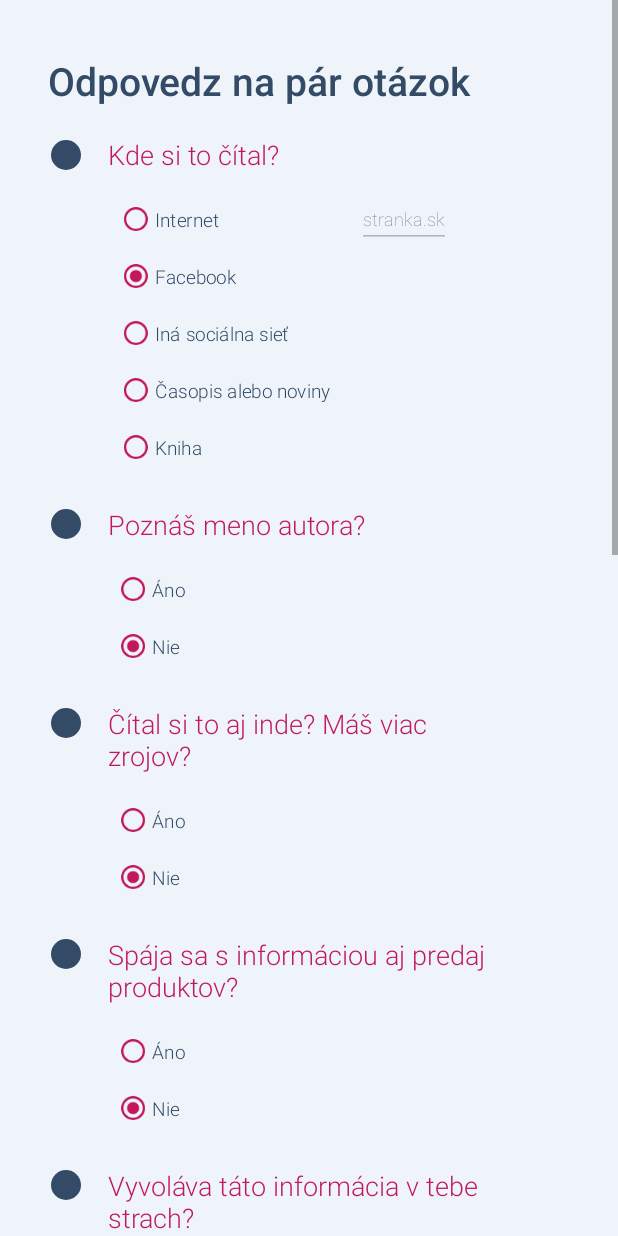
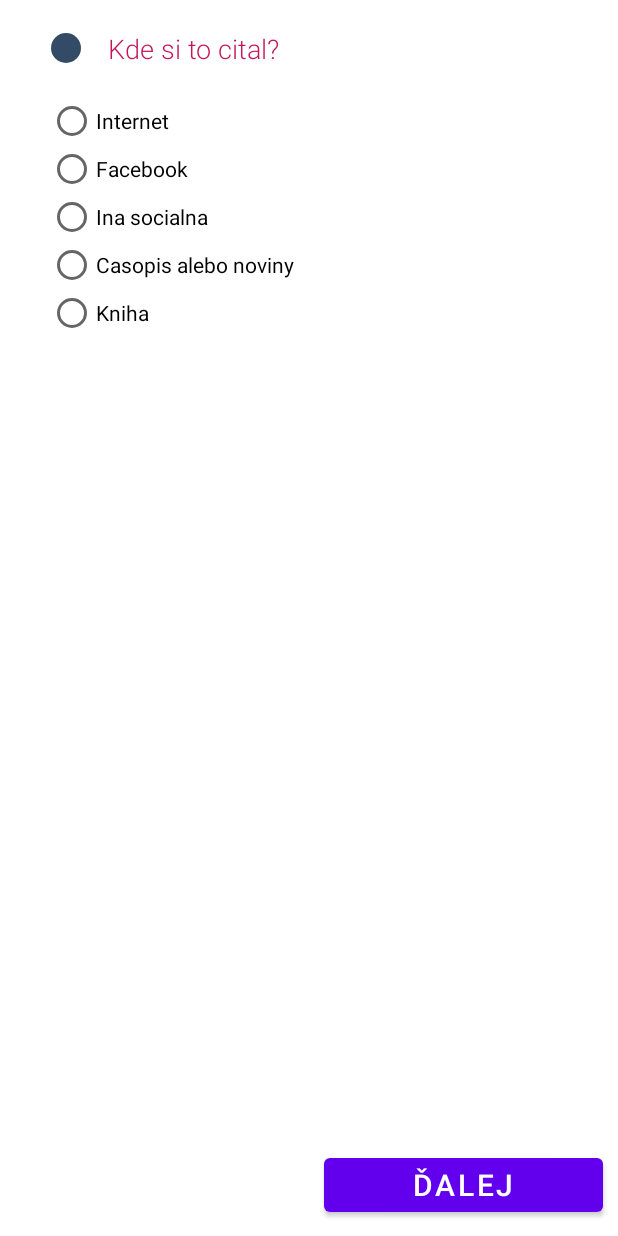
Before and after one commit to PatrikCerveny/Hugo, an Android app: the screen it shows after launch (ReadActivity before the commit, QuestionsActivity after it), after a tap on "Čítal som niečo", on a phone screen of 412 x 824 dp. Run offline under Robolectric (Android 15) with nearby library versions, the phone set to English and light mode, and no system bars.

Commit message:
WIP: fragments, google search

```diff
--- a/app/build.gradle
+++ b/app/build.gradle
@@ -1,5 +1,7 @@
 plugins {
     id 'com.android.application'
+    id 'kotlin-android'
+    id 'kotlin-parcelize'
 }
 
 android {
@@ -41,6 +43,7 @@ dependencies {
     implementation 'com.google.ar.sceneform:filament-android:1.17.1'
     implementation 'com.google.firebase:firebase-database:20.0.3'
     implementation 'com.google.firebase:firebase-firestore:24.0.0'
+    implementation 'org.jsoup:jsoup:1.15.3'
     testImplementation 'junit:junit:4.+'
     androidTestImplementation 'androidx.test.ext:junit:1.1.3'
     androidTestImplementation 'androidx.test.espresso:espresso-core:3.4.0'
--- a/app/src/main/java/com/example/hugo/ListOfWebsites.java
+++ b/app/src/main/java/com/example/hugo/ListOfWebsites.java
@@ -1,27 +1,37 @@
 package com.example.hugo;
+
+import android.content.res.AssetManager;
 
 import androidx.annotation.NonNull;
 
 import java.io.BufferedReader;
-import java.io.FileReader;
 import java.io.IOException;
+import java.io.InputStreamReader;
 import java.util.HashMap;
 
 public class ListOfWebsites {
     private HashMap<String, Double> list;
+    private AssetManager assetManager;
 
-    public ListOfWebsites() {
+    public ListOfWebsites(AssetManager assetManager) {
+        this.assetManager = assetManager;
+
 //        this.list = new HashMap<>();
         loadValues("zoznam.txt");
     }
 
     public Double getWebsiteScore(String siteToSearch) {
-        if(siteToSearch.startsWith("www.")) {
-            siteToSearch.substring(3);
-        } if(this.list.get(siteToSearch) == null) {
+        String site = siteToSearch.toLowerCase();
+
+        if (siteToSearch.startsWith("www.")) {
+            site = siteToSearch.substring(3);
+        }
+
+        if (this.list.get(site) == null) {
             return 1.0;
+        } else {
+            return this.list.get(site);
         }
-            return this.list.get(siteToSearch);
     }
 
     @NonNull
@@ -32,10 +42,12 @@ public class ListOfWebsites {
     public void loadValues(String fileName) {
         this.list = new HashMap<>();
         String line;
-        try (BufferedReader reader = new BufferedReader(new FileReader(fileName))) {
+        try {
+            BufferedReader reader = new BufferedReader(new InputStreamReader(assetManager.open("zoznam.txt")));
+
             while ((line = reader.readLine()) != null) {
                 String[] keyValuePair = line.split(",", 2);
-              if (keyValuePair.length > 0) {
+                if (keyValuePair.length > 1) {
                     String key = keyValuePair[0];
                     Double value = Double.parseDouble(keyValuePair[1]);
                     this.list.put(key, value);
--- a/app/src/main/java/com/example/hugo/MainActivity.java
+++ b/app/src/main/java/com/example/hugo/MainActivity.java
@@ -1,15 +1,11 @@
 package com.example.hugo;
-
-import androidx.appcompat.app.AppCompatActivity;
-import androidx.lifecycle.ViewModel;
 
 import android.content.Intent;
 import android.os.Bundle;
-import android.os.Handler;
 import android.view.View;
-import android.view.ViewTreeObserver;
 import android.widget.Button;
-import android.window.SplashScreen;
+
+import androidx.appcompat.app.AppCompatActivity;
 
 import com.google.android.material.floatingactionbutton.FloatingActionButton;
 
@@ -20,7 +16,6 @@ public class MainActivity extends AppCompatActivity {
         setTheme(R.style.Theme_Hugo);
         super.onCreate(savedInstanceState);
         setContentView(R.layout.activity_main);
-
 
         FloatingActionButton fab = findViewById(R.id.fab);
         fab.setOnClickListener(new View.OnClickListener() {
@@ -34,7 +29,7 @@ public class MainActivity extends AppCompatActivity {
         readButton.setOnClickListener(new View.OnClickListener() {
             @Override
             public void onClick(View view) {
-                startActivity(new Intent(MainActivity.this, ReadActivity.class));
+                startActivity(new Intent(MainActivity.this, QuestionsActivity.class));
             }
         });
 
--- a/app/src/main/java/com/example/hugo/Question.kt
+++ b/app/src/main/java/com/example/hugo/Question.kt
@@ -1,24 +1,30 @@
 package com.example.hugo
 
-data class Answer(val text: String, val points: Int, val extraData: String? = null)
-data class Question(val text: String, val answers: List<Answer>) {
+import android.os.Parcelable
+import kotlinx.parcelize.Parcelize
+
+@Parcelize
+data class Option(val text: String, val points: Int, val canInputExtraData: Boolean = false) : Parcelable
+
+@Parcelize
+data class Question(val text: String, val options: List<Option>) : Parcelable {
     companion object {
         val questions = listOf(
             Question(
                 "Kde si to cital?",
                 listOf(
-                    Answer("Internet", 1),
-                    Answer("Facebook", 2),
-                    Answer("Ina socialna", 3),
-                    Answer("Casopis alebo noviny", 3),
-                    Answer("Kniha", 0)
+                    Option("Internet", 1),
+                    Option("Facebook", 2),
+                    Option("Ina socialna", 3),
+                    Option("Casopis alebo noviny", 3),
+                    Option("Kniha", 0)
                 )
             ),
             Question(
                 "Poznas meno autora?",
                 listOf(
-                    Answer("Ano", 0),
-                    Answer("Nie", 1),
+                    Option("Ano", 0),
+                    Option("Nie", 1),
                 )
             )
         )
--- /dev/null
+++ b/app/src/main/java/com/example/hugo/QuestionFragment.java
@@ -0,0 +1,82 @@
+package com.example.hugo;
+
+import android.os.Bundle;
+import android.view.LayoutInflater;
+import android.view.View;
+import android.view.ViewGroup;
+import android.widget.RadioButton;
+import android.widget.RadioGroup;
+import android.widget.TextView;
+
+import androidx.annotation.NonNull;
+import androidx.annotation.Nullable;
+import androidx.fragment.app.Fragment;
+
+/**
+ * A simple {@link Fragment} subclass.
+ * Use the {@link QuestionFragment#newInstance} factory method to
+ * create an instance of this fragment.
+ */
+public class QuestionFragment extends Fragment {
+    private static final String ARG_QUESTION = "question";
+    private static final String ARG_SELECTED_OPTION = "selected_option";
+    private Question question;
+    private Option selectedOption;
+
+    public QuestionFragment() {
+        // Required empty public constructor
+    }
+
+    public static QuestionFragment newInstance(Question question, Option selectedOption) {
+        QuestionFragment fragment = new QuestionFragment();
+        Bundle args = new Bundle();
+        args.putParcelable(ARG_QUESTION, question);
+        args.putParcelable(ARG_SELECTED_OPTION, selectedOption);
+        fragment.setArguments(args);
+        return fragment;
+    }
+
+    @Override
+    public void onCreate(Bundle savedInstanceState) {
+        super.onCreate(savedInstanceState);
+        if (getArguments() != null) {
+            this.question = getArguments().getParcelable(ARG_QUESTION);
+            this.selectedOption = getArguments().getParcelable(ARG_SELECTED_OPTION);
+        }
+    }
+
+    @Override
+    public View onCreateView(LayoutInflater inflater, ViewGroup container,
+                             Bundle savedInstanceState) {
+        // Inflate the layout for this fragment
+        return inflater.inflate(R.layout.fragment_question2, container, false);
+    }
+
+    @Override
+    public void onViewCreated(@NonNull View view, @Nullable Bundle savedInstanceState) {
+        super.onViewCreated(view, savedInstanceState);
+        TextView questionText = view.findViewById(R.id.txtQuestion);
+        questionText.setText(question.getText());
+
+        RadioGroup radioGroup = view.findViewById(R.id.radioGroupQuestion);
+
+        for (Option option : question.getOptions()) {
+
+            RadioButton btn = new RadioButton(getContext());
+            btn.setText(option.getText());
+            radioGroup.addView(btn);
+
+            if (option.equals(selectedOption)) {
+                btn.setChecked(true);
+            }
+
+            btn.setOnCheckedChangeListener((buttonView, isChecked) -> {
+                if (isChecked) {
+                    if (getActivity() instanceof QuestionsActivity) {
+                        ((QuestionsActivity) getActivity()).questionAnswered(question, option);
+                    }
+                }
+            });
+        }
+    }
+}
--- /dev/null
+++ b/app/src/main/java/com/example/hugo/QuestionsActivity.java
@@ -0,0 +1,240 @@
+package com.example.hugo;
+
+import android.os.Bundle;
+import android.view.View;
+import android.widget.Button;
+import android.widget.Toast;
+
+import androidx.appcompat.app.AppCompatActivity;
+
+import org.jsoup.Jsoup;
+import org.jsoup.nodes.Element;
+import org.jsoup.select.Elements;
+
+import java.io.IOException;
+import java.net.URI;
+import java.net.URISyntaxException;
+import java.net.URLDecoder;
+import java.net.URLEncoder;
+import java.util.HashMap;
+import java.util.Map;
+
+public class QuestionsActivity extends AppCompatActivity {
+    HashMap<Question, Option> answers = new HashMap<>();
+
+    Button backButton;
+    Button nextButton;
+
+    int currentQuestionIndex = 0;
+
+    ListOfWebsites listOfWebsites;
+
+
+    @Override
+    protected void onCreate(Bundle savedInstanceState) {
+        super.onCreate(savedInstanceState);
+        setContentView(R.layout.activity_questions2);
+
+        listOfWebsites = new ListOfWebsites(getAssets());
+
+        backButton = findViewById(R.id.back_button);
+        nextButton = findViewById(R.id.next_button);
+
+        backButton.setOnClickListener(new View.OnClickListener() {
+            @Override
+            public void onClick(View view) {
+                onBackButtonClicked();
+            }
+        });
+
+        nextButton.setOnClickListener(new View.OnClickListener() {
+            @Override
+            public void onClick(View view) {
+                onNextButtonClicked();
+            }
+        });
+
+        if (savedInstanceState == null) {
+            showCurrentQuestion();
+            renderButtons();
+
+        }
+    }
+
+    private void showCurrentQuestion() {
+        getSupportFragmentManager().beginTransaction()
+                .setReorderingAllowed(true)
+                .add(R.id.fragment_container_view,
+                        QuestionFragment.newInstance(
+                                Question.Companion.getQuestions().get(currentQuestionIndex),
+                                answers.get(Question.Companion.getQuestions().get(currentQuestionIndex))
+                        ))
+                .commit();
+    }
+
+    private void onNextButtonClicked() {
+        Question currentQuestion = Question.Companion.getQuestions().get(currentQuestionIndex);
+
+        if (answers.containsKey(currentQuestion)) {
+            currentQuestionIndex++;
+            if (currentQuestionIndex < Question.Companion.getQuestions().size()) {
+                showCurrentQuestion();
+            } else {
+
+                doBackgroundAnalysis("ukrajina,nacisti");
+                //                Intent i = new Intent(this, ResultActivityRead.class);
+//                i.putExtra(ResultActivityRead.SCORE, 0.0);
+//                startActivity(i);
+            }
+        } else {
+            Toast.makeText(this, "Prosim odpovedaj", Toast.LENGTH_SHORT).show();
+        }
+
+        renderButtons();
+    }
+
+    private void renderButtons() {
+        if (currentQuestionIndex == 0) {
+            backButton.setVisibility(View.INVISIBLE);
+        } else {
+            backButton.setVisibility(View.VISIBLE);
+        }
+
+        if (currentQuestionIndex == Question.Companion.getQuestions().size() - 1) {
+            nextButton.setText("Results");
+        } else {
+            nextButton.setText("Ďalej");
+        }
+
+    }
+
+    private void onBackButtonClicked() {
+        if (currentQuestionIndex > 0) {
+            currentQuestionIndex--;
+
+            showCurrentQuestion();
+        }
+        renderButtons();
+
+    }
+
+    public void sayHello() {
+        Toast.makeText(this, "Hello", Toast.LENGTH_SHORT).show();
+    }
+
+    public void questionAnswered(Question question, Option option) {
+        answers.put(question, option);
+        printPoints();
+    }
+
+    public void printPoints() {
+        for (Map.Entry<Question, Option> questionOptionEntry : answers.entrySet()) {
+            Toast.makeText(this, "Question: " + questionOptionEntry.getKey().getText() + " Points: " + questionOptionEntry.getValue().getPoints(), Toast.LENGTH_SHORT).show();
+        }
+    }
+
+    /* full url mapped to domain, e.g.:
+     *   https://www.google.com/asodjaosjd -> google.com
+     *  */
+    public void onAnalysisFinished(Map<String, String> potentialLinks) {
+        double websiteScore = 0.0;
+
+        for (Map.Entry<String, String> entry : potentialLinks.entrySet()) {
+            String domain = entry.getValue();
+
+            String tldDomain;
+            String[] parts = domain.split("\\.");
+            if (parts.length > 1) {
+                tldDomain = parts[parts.length - 2] + "." + parts[parts.length - 1];
+            } else {
+                tldDomain = domain;
+            }
+
+            websiteScore += listOfWebsites.getWebsiteScore(tldDomain);
+        }
+
+        Toast.makeText(this, "Score: " + websiteScore, Toast.LENGTH_SHORT).show();
+    }
+
+
+    private void doBackgroundAnalysis(String query) {
+        new Thread(new Runnable() {
+            @Override
+            public void run() {
+                String google = "https://www.google.com/search?q=";
+                String charset = "UTF-8";
+                String userAgent = "Mozilla/5.0 (Macintosh; Intel Mac OS X 10_15_7) AppleWebKit/537.36 (KHTML, like Gecko) Chrome/106.0.0.0 Safari/537.36"; // Change this to your company's name and bot homepage!
+
+                Elements links = null;
+                Map<String, String> potentialLinks = new HashMap<>();
+
+                try {
+                    links = Jsoup.connect(google + URLEncoder.encode(query, charset)).userAgent(userAgent).get().select("*");
+
+                    for (Element link : links) {
+                        String title = link.text();
+                        String url = link.absUrl("href"); // Google returns URLs in format "http://www.google.com/url?q=<url>&sa=U&ei=<someKey>".
+                        try {
+                            url = URLDecoder.decode(url.substring(url.indexOf('=') + 1, url.indexOf('&')), "UTF-8");
+                        } catch (Exception e) {
+                            e.printStackTrace();
+                        }
+
+                        if (!url.startsWith("http")) {
+                            continue; // Ads/news/etc.
+                        }
+
+                        try {
+                            URI uri = new URI(url);
+
+                            String host = uri.getHost();
+                            String domainName = host.startsWith("www.") ? host.substring(4) : host;
+                            potentialLinks.put(url, domainName);
+                        } catch (URISyntaxException e) {
+                            e.printStackTrace();
+                        }
+                    }
+
+                } catch (IOException e) {
+                    e.printStackTrace();
+                }
+
+                runOnUiThread(new Runnable() {
+                    @Override
+                    public void run() {
+                        onAnalysisFinished(potentialLinks);
+                    }
+                });
+
+
+//                runOnUiThread(new Runnable() {
+//                    @Override
+//                    public void run() {
+//                        analyzeButton.setText("Analyzujem");
+//
+//                        // exampleText = getSiteString("");
+//                    }
+//                });
+//
+//                //do your work after the job is done
+//                runOnUiThread(new Runnable() {
+//                    @Override
+//                    public void run() {
+//                        Toast.makeText(ReadActivity.this, "Analýza bola úspešne ukončená", Toast.LENGTH_SHORT).show();
+//                        final Handler handler = new Handler();
+//                        handler.postDelayed(new Runnable() {
+//                            @Override
+//                            public void run() {
+//                                Intent i = new Intent(ReadActivity.this, ResultActivityRead.class);
+//                                i.putExtra(ResultActivityRead.SCORE, result);
+//                                startActivity(i);
+//                                analyzeButton.setText("Zisti výsledky");
+//                            }
+//                        }, 5000);
+//                    }
+//                });
+            }
+        }).start();
+    }
+
+}
--- a/app/src/main/java/com/example/hugo/ReadActivity.java
+++ b/app/src/main/java/com/example/hugo/ReadActivity.java
@@ -15,8 +15,6 @@ import android.widget.Toast;
 import androidx.appcompat.app.AppCompatActivity;
 
 import org.json.JSONObject;
-
-import java.util.List;
 
 public class ReadActivity extends AppCompatActivity {
 
@@ -39,16 +37,15 @@ public class ReadActivity extends AppCompatActivity {
     public double scoreOfSite;
     public double result = 0;
 
-    List<Question> allQuestions = Question.Companion.getQuestions();
 
-    ListOfWebsites websites = new ListOfWebsites();
+    ListOfWebsites websites;
 
     @Override
     protected void onCreate(Bundle savedInstanceState) {
         super.onCreate(savedInstanceState);
         setContentView(R.layout.activity_read);
 
-
+        websites = new ListOfWebsites(getAssets());
 
         // Question number one:
         edit = (EditText) findViewById (R.id.edit_text_example);
@@ -340,7 +337,7 @@ public class ReadActivity extends AppCompatActivity {
                             @Override
                             public void run() {
                                 Intent i = new Intent(ReadActivity.this, ResultActivityRead.class);
-                                i.putExtra("Final Score", result);
+                                i.putExtra(ResultActivityRead.SCORE, result);
                                 startActivity(i);
                                 analyzeButton.setText("Zisti výsledky");
                             }
--- a/app/src/main/java/com/example/hugo/ResultActivityRead.java
+++ b/app/src/main/java/com/example/hugo/ResultActivityRead.java
@@ -7,6 +7,8 @@ import android.widget.Toast;
 import androidx.appcompat.app.AppCompatActivity;
 
 public class ResultActivityRead extends AppCompatActivity {
+    static final String SCORE = "SCORE";
+
     double finalScore = 0.0;
 
     @Override
@@ -16,7 +18,7 @@ public class ResultActivityRead extends AppCompatActivity {
 
         Bundle extras = getIntent().getExtras();
         if(extras != null) {
-            finalScore = extras.getDouble("Final Score");
+            finalScore = extras.getDouble(SCORE);
         }
         int percentage = (int) ((finalScore / 30) * 100);
         Toast.makeText(ResultActivityRead.this, "Skóre je: " + percentage + "%", Toast.LENGTH_SHORT).show();
--- /dev/null
+++ b/app/src/main/res/layout/activity_questions2.xml
@@ -0,0 +1,51 @@
+<?xml version="1.0" encoding="utf-8"?>
+<androidx.constraintlayout.widget.ConstraintLayout xmlns:android="http://schemas.android.com/apk/res/android"
+    xmlns:app="http://schemas.android.com/apk/res-auto"
+    android:layout_width="match_parent"
+    android:layout_height="match_parent">
+
+
+    <androidx.fragment.app.FragmentContainerView
+        android:id="@+id/fragment_container_view"
+        android:layout_width="match_parent"
+        android:layout_height="match_parent"
+        app:layout_constraintBottom_toTopOf="@id/buttonHolder"
+        app:layout_constraintEnd_toEndOf="parent"
+        app:layout_constraintStart_toStartOf="parent"
+        app:layout_constraintTop_toTopOf="parent" />
+
+
+    <LinearLayout
+        android:id="@+id/buttonHolder"
+        android:layout_width="match_parent"
+        android:layout_height="wrap_content"
+        android:orientation="horizontal"
+        app:layout_constraintBottom_toBottomOf="parent"
+        app:layout_constraintEnd_toEndOf="parent"
+        app:layout_constraintStart_toStartOf="parent">
+
+        <!--        Back button -->
+        <Button
+            android:id="@+id/back_button"
+            android:layout_width="0dp"
+            android:layout_height="wrap_content"
+            android:layout_margin="10dp"
+            android:layout_weight="1"
+            android:text="Back"
+            android:textColor="@color/white"
+            android:textSize="20sp" />
+
+        <!--        Next button -->
+        <Button
+            android:id="@+id/next_button"
+            android:layout_width="0dp"
+            android:layout_height="wrap_content"
+            android:layout_margin="10dp"
+            android:layout_weight="1"
+            android:text="Next"
+            android:textColor="@color/white"
+            android:textSize="20sp" />
+    </LinearLayout>
+
+
+</androidx.constraintlayout.widget.ConstraintLayout>
--- /dev/null
+++ b/app/src/main/res/layout/fragment_question2.xml
@@ -0,0 +1,54 @@
+<?xml version="1.0" encoding="utf-8"?>
+<FrameLayout xmlns:android="http://schemas.android.com/apk/res/android"
+    xmlns:app="http://schemas.android.com/apk/res-auto"
+    xmlns:tools="http://schemas.android.com/tools"
+    android:layout_width="match_parent"
+    android:layout_height="match_parent"
+    tools:context=".QuestionFragment">
+
+    <androidx.constraintlayout.widget.ConstraintLayout
+        android:layout_width="match_parent"
+        android:layout_height="match_parent"
+        android:background="?attr/colorSurface">
+
+
+        <ImageView
+            android:id="@+id/dot"
+            android:layout_width="wrap_content"
+            android:layout_height="wrap_content"
+            android:layout_marginStart="32dp"
+            android:layout_marginTop="20dp"
+            android:contentDescription="@string/number_one_desc"
+            android:src="@drawable/ic_question_dot"
+            app:layout_constraintStart_toStartOf="parent"
+            app:layout_constraintTop_toTopOf="parent" />
+
+        <TextView
+            android:id="@+id/txtQuestion"
+            android:layout_width="wrap_content"
+            android:layout_height="wrap_content"
+            android:layout_alignBottom="@+id/dot"
+            android:layout_marginStart="16dp"
+            android:layout_toEndOf="@+id/dot"
+            android:fontFamily="sans-serif-light"
+            android:textColor="@color/pink_700"
+            android:textSize="18sp"
+            app:layout_constraintBottom_toBottomOf="@id/dot"
+            app:layout_constraintEnd_toEndOf="parent"
+            app:layout_constraintHorizontal_bias="0"
+            app:layout_constraintStart_toEndOf="@id/dot"
+            app:layout_constraintTop_toTopOf="@id/dot"
+            tools:text="@string/question_one_text" />
+
+        <RadioGroup
+            android:id="@+id/radioGroupQuestion"
+            android:layout_width="0dp"
+            android:layout_height="wrap_content"
+            android:layout_marginTop="20dp"
+            android:layout_marginEnd="32dp"
+            app:layout_constraintEnd_toEndOf="parent"
+            app:layout_constraintStart_toStartOf="@id/dot"
+            app:layout_constraintTop_toBottomOf="@id/txtQuestion" />
+
+    </androidx.constraintlayout.widget.ConstraintLayout>
+</FrameLayout>
--- a/app/src/main/res/values/strings.xml
+++ b/app/src/main/res/values/strings.xml
@@ -59,5 +59,7 @@
     <string name="dummy_content">DUMMY\nCONTENT</string>
     <string name="result_header_text">Výsledok analýzy Tvojich parametrov</string>
     <string name="result_desc_text">Po dôkladnej analýze Hugo vypočítal do akej miery je pravdepodobné, že to čo si čítal je dezinformácia.</string>
+    <!-- TODO: Remove or change this placeholder text -->
+    <string name="hello_blank_fragment">Hello blank fragment</string>
 
 </resources>
--- a/build.gradle
+++ b/build.gradle
@@ -6,6 +6,8 @@ buildscript {
     }
     dependencies {
         classpath "com.android.tools.build:gradle:7.0.4"
+        classpath "org.jetbrains.kotlin:kotlin-gradle-plugin:1.7.10"
+
 
         // NOTE: Do not place your application dependencies here; they belong
         // in the individual module build.gradle files
```
Also changed, not shown: app/src/main/AndroidManifest.xml (+30 -12 lines), 3 other files. Lines whose indentation alone changed are shown as unchanged.
